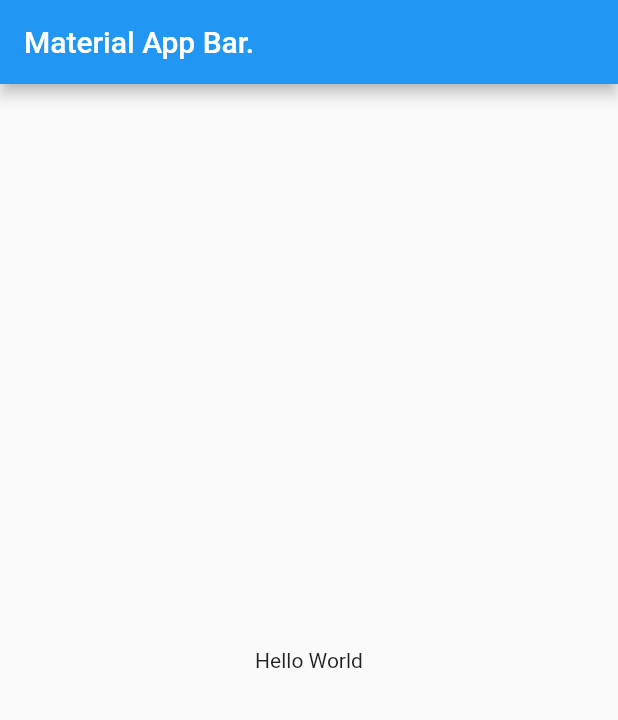
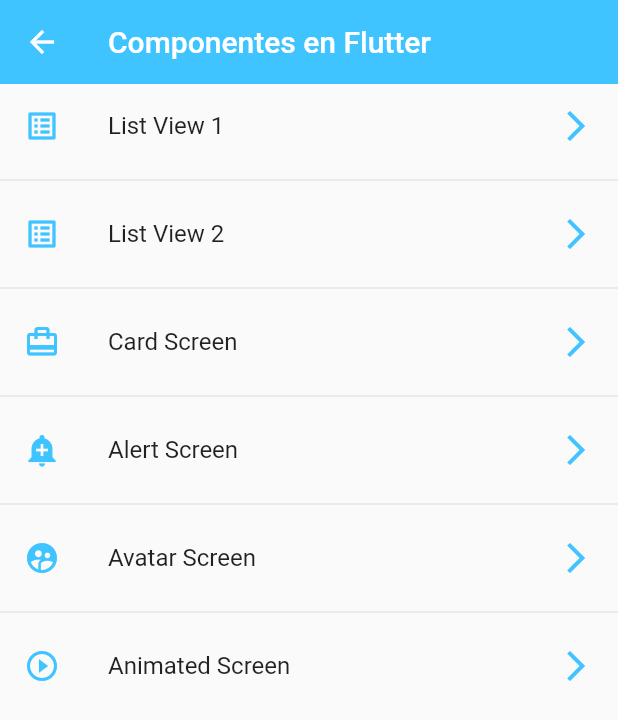
Before and after one commit to diegostreetbob/Flutter-Components, a Flutter app: the screen it shows after launch, on a phone screen of 412 x 824 dp. Shown: the top 720 px of the screen. Run offline on Flutter 3.47's test engine with Material 2 defaults, Android fonts, the phone set to English and light mode, and no system bars.

```diff
--- a/lib/main.dart
+++ b/lib/main.dart
@@ -1,7 +1,11 @@
 import 'package:flutter/material.dart';
-
+////////////////////////////////////////////////////////////////////////////////////////////////////
+import 'screens/screens.dart';
+import 'package:componentes/routes/app_routes.dart';
+import 'package:componentes/theme/app_theme.dart';
+////////////////////////////////////////////////////////////////////////////////////////////////////
 void main() => runApp(const MyApp());
-
+////////////////////////////////////////////////////////////////////////////////////////////////////
 class MyApp extends StatelessWidget {
   const MyApp({Key? key}) : super(key: key);
 
@@ -9,14 +13,14 @@ class MyApp extends StatelessWidget {
   Widget build(BuildContext context) {
     return MaterialApp(
       title: 'Material App',
-      home: Scaffold(
-        appBar: AppBar(
-          title: const Text('Material App Bar.'),
-        ),
-        body: const Center(
-          child: Text('Hello World'),
-        ),
-      ),
+      //Manejo de rutas
+      routes: AppRoutes.getAppRoutes(),
+      initialRoute: AppRoutes.initialRoute,
+      onGenerateRoute: AppRoutes.onGenerateRoute,//entra si encontrar la ruta en un Navigator.xx
+      //copiamos el thema y dentro de copyWith sobreescribimos las propiedades que queremos cambiar.
+      theme: AppTheme.lightTheme,
+      //theme: AppTheme.darkTheme,
     );
   }
 }
+////////////////////////////////////////////////////////////////////////////////////////////////////
--- /dev/null
+++ b/lib/models/menu_option.dart
@@ -0,0 +1,18 @@
+import 'package:flutter/material.dart';
+////////////////////////////////////////////////////////////////////////////////////////////////////
+
+////////////////////////////////////////////////////////////////////////////////////////////////////
+class MenuOption {
+  //
+  final String route; //ruta
+  final String name;  //nombre de la pantalla
+  final Widget screen;//la pantalla
+  final IconData icon;//icono
+  //Constructor
+  MenuOption({
+      required this.route,
+      required this.name,
+      required this.screen,
+      required this.icon,
+  });
+}
--- /dev/null
+++ b/lib/models/models.dart
@@ -0,0 +1,9 @@
+////////////////////////////////////////////////////////////////////////////////////////////////////
+export 'package:componentes/models/menu_option.dart';
+
+
+
+
+
+
+////////////////////////////////////////////////////////////////////////////////////////////////////
--- /dev/null
+++ b/lib/routes/app_routes.dart
@@ -0,0 +1,45 @@
+import 'package:flutter/material.dart';
+////////////////////////////////////////////////////////////////////////////////////////////////////
+import '/screens/screens.dart';
+import 'package:componentes/models/models.dart';
+////////////////////////////////////////////////////////////////////////////////////////////////////
+class AppRoutes{
+  //
+  static const initialRoute = "/home";
+  //manera optima de hacer las rutas
+  static final menuOptions = <MenuOption>[
+    //MenuOption(route: "/home",      name: "Home Screen", screen: const HomeScreen(),      icon: Icons.house),
+    MenuOption(route: "/listview1", name: "List View 1", screen: const Listview1Screen(), icon: Icons.list_alt),
+    MenuOption(route: "/listview2", name: "List View 2", screen: const Listview2Screen(), icon: Icons.list_alt),
+    MenuOption(route: "/cardscreen", name: "Card Screen", screen: const CardScreen(), icon: Icons.card_travel),
+    MenuOption(route: "/alertscreen", name: "Alert Screen", screen: const AlertScreen(), icon: Icons.add_alert),
+    MenuOption(route: "/avatarscreen", name: "Avatar Screen", screen: const AvatarScreen(), icon: Icons.supervised_user_circle_rounded),
+    MenuOption(route: "/animatedscreen", name: "Animated Screen", screen: const AnimatedScreen(), icon: Icons.play_circle_outline_outlined)
+  ];
+  //Lo que se añada en menú options se optione con esta operación static
+  static Map<String, Widget Function(BuildContext)> getAppRoutes(){
+    //defino el mapa vacio
+    Map<String, Widget Function(BuildContext)> appRoutes={};
+    //ruta a home
+    appRoutes.addAll({"/home":(BuildContext context)=>const HomeScreen()});
+    //leo el vartor menu options
+    for(final option in menuOptions){
+      appRoutes.addAll({option.route:(BuildContext context) => option.screen});
+    }
+    return appRoutes;
+  }
+  /*otra manera de hacer las rutas
+  static Map<String, Widget Function(BuildContext)> routes ={
+      "/home"     : (BuildContext context) => const HomeScreen(),
+      "/listview1": (BuildContext context) => const Listview1Screen(),
+      "/listview2": (BuildContext context) => const Listview2Screen()
+  };
+  */
+  static Route<dynamic> onGenerateRoute(RouteSettings settings){
+    return MaterialPageRoute(
+      builder: (context)=>const Listview1Screen(),
+    );
+  }
+
+}
+////////////////////////////////////////////////////////////////////////////////////////////////////
--- /dev/null
+++ b/lib/screens/home_screen.dart
@@ -0,0 +1,29 @@
+import 'package:flutter/material.dart';
+import 'package:componentes/routes/app_routes.dart';
+import 'package:componentes/theme/app_theme.dart';
+////////////////////////////////////////////////////////////////////////////////////////////////////
+import 'package:componentes/screens/listview2_screen.dart';
+////////////////////////////////////////////////////////////////////////////////////////////////////
+class HomeScreen extends StatelessWidget {
+  const HomeScreen({Key? key}) : super(key: key);
+
+  @override
+  Widget build(BuildContext context) {
+    return Scaffold(
+      appBar: AppBar(
+        title: const Text("Componentes en Flutter")
+      ),
+      body: ListView.separated(
+          itemBuilder: (context, index) => ListTile(
+            title: Text(AppRoutes.menuOptions[index].name),
+            leading: Icon(AppRoutes.menuOptions[index].icon),
+             trailing: const Icon(Icons.arrow_forward_ios_outlined),
+            onTap: (){
+              Navigator.pushNamed(context,AppRoutes.menuOptions[index].route);
+            },
+          ),
+          separatorBuilder: (_, __) => const Divider(),
+          itemCount: AppRoutes.menuOptions.length)
+      );
+  }
+}
--- /dev/null
+++ b/lib/screens/screens.dart
@@ -0,0 +1,9 @@
+////////////////////////////////////////////////////////////////////////////////////////////////////
+export 'package:componentes/screens/listview1_screen.dart';
+export 'package:componentes/screens/listview2_screen.dart';
+export 'package:componentes/screens/home_screen.dart';
+export 'package:componentes/screens/card_screen.dart';
+export 'package:componentes/screens/alert_screen.dart';
+export 'package:componentes/screens/avatar_screen.dart';
+export 'package:componentes/screens/animated_screen.dart';
+////////////////////////////////////////////////////////////////////////////////////////////////////
--- /dev/null
+++ b/lib/theme/app_theme.dart
@@ -0,0 +1,68 @@
+import 'package:flutter/material.dart';
+////////////////////////////////////////////////////////////////////////////////////////////////////
+
+////////////////////////////////////////////////////////////////////////////////////////////////////
+class AppTheme {
+  //colores primarios para cada tema, como atributos privados
+  static const Color _primaryLight = Colors.lightBlueAccent;
+  static const Color _primaryDark = Colors.white70;
+  //Thema light personalizado
+  static final ThemeData lightTheme = ThemeData.light().copyWith(
+      primaryColor: _primaryLight, //color primario
+      appBarTheme: const AppBarTheme(color: _primaryLight, elevation: 0), //appbar
+      iconTheme: const IconThemeData(color: Colors.green), //Color inonos sueltos
+      listTileTheme: const ListTileThemeData(
+          iconColor: Colors.lightBlueAccent), //Color iconos dentro de ListTile
+      textButtonTheme: TextButtonThemeData(
+          style: TextButton.styleFrom(primary: _primaryLight)), //Stylo de los botones
+      //Stilo tarjetas
+      cardTheme: CardTheme(
+          clipBehavior: Clip.antiAlias,
+          shape: RoundedRectangleBorder(borderRadius: BorderRadius.circular(10)),
+          elevation: 15),
+      floatingActionButtonTheme: const FloatingActionButtonThemeData(
+          backgroundColor: _primaryLight,
+          elevation: 5
+      ),
+      elevatedButtonTheme: ElevatedButtonThemeData(
+          style: ElevatedButton.styleFrom(
+              primary: _primaryLight,
+              shape: const StadiumBorder(),
+              elevation: 0
+          )
+      )
+  );
+  //Thema dark personalizado
+  static final ThemeData darkTheme = ThemeData.dark().copyWith(
+      primaryColor: _primaryDark, //color primario
+      appBarTheme: const AppBarTheme(
+          //appBar
+          color: _primaryDark,
+          elevation: 0),
+      //Color inonos sueltos
+      iconTheme: const IconThemeData(color: Colors.green),
+      //Color iconos dentro de ListTile
+      listTileTheme: const ListTileThemeData(iconColor: Colors.lightBlueAccent),
+      //fondo del scaffold
+      scaffoldBackgroundColor: Colors.black,
+      textButtonTheme: TextButtonThemeData(
+          style: TextButton.styleFrom(primary: _primaryLight)), //Stylo de los botones
+      //Stilo tarjetas
+      cardTheme: CardTheme(
+          clipBehavior: Clip.antiAlias,
+          shape: RoundedRectangleBorder(borderRadius: BorderRadius.circular(10)),
+          elevation: 15),
+      floatingActionButtonTheme: const FloatingActionButtonThemeData(
+      backgroundColor: _primaryDark,
+          elevation: 5
+      ),
+      elevatedButtonTheme: ElevatedButtonThemeData(
+          style: ElevatedButton.styleFrom(
+              primary: _primaryDark,
+              shape: const StadiumBorder(),
+              elevation: 0
+          )
+      )
+  );
+}
+////////////////////////////////////////////////////////////////////////////////////////////////////
--- /dev/null
+++ b/lib/widgets/widgets.dart
@@ -0,0 +1,4 @@
+////////////////////////////////////////////////////////////////////////////////////////////////////
+export 'package:componentes/widgets/custom_card_type_1.dart';
+export 'package:componentes/widgets/custom_card_type_2.dart';
+////////////////////////////////////////////////////////////////////////////////////////////////////
--- a/pubspec.yaml
+++ b/pubspec.yaml
@@ -58,7 +58,8 @@ flutter:
   uses-material-design: true
 
   # To add assets to your application, add an assets section, like this:
-  # assets:
+  assets:
+    - resources/images/  #importamos lo que está dentro de imágenes
   #   - images/a_dot_burr.jpeg
   #   - images/a_dot_ham.jpeg
 
```
Also changed, not shown: lib/screens/alert_screen.dart (added, +93 -0 lines), lib/screens/animated_screen.dart (added, +57 -0 lines), lib/screens/avatar_screen.dart (added, +34 -0 lines), lib/screens/card_screen.dart (added, +28 -0 lines), lib/screens/listview1_screen.dart (added, +33 -0 lines), lib/screens/listview2_screen.dart (added, +31 -0 lines), lib/widgets/custom_card_type_1.dart (added, +39 -0 lines), lib/widgets/custom_card_type_2.dart (added, +42 -0 lines), resources/images/jar-loading.gif (added), 1 other file.
